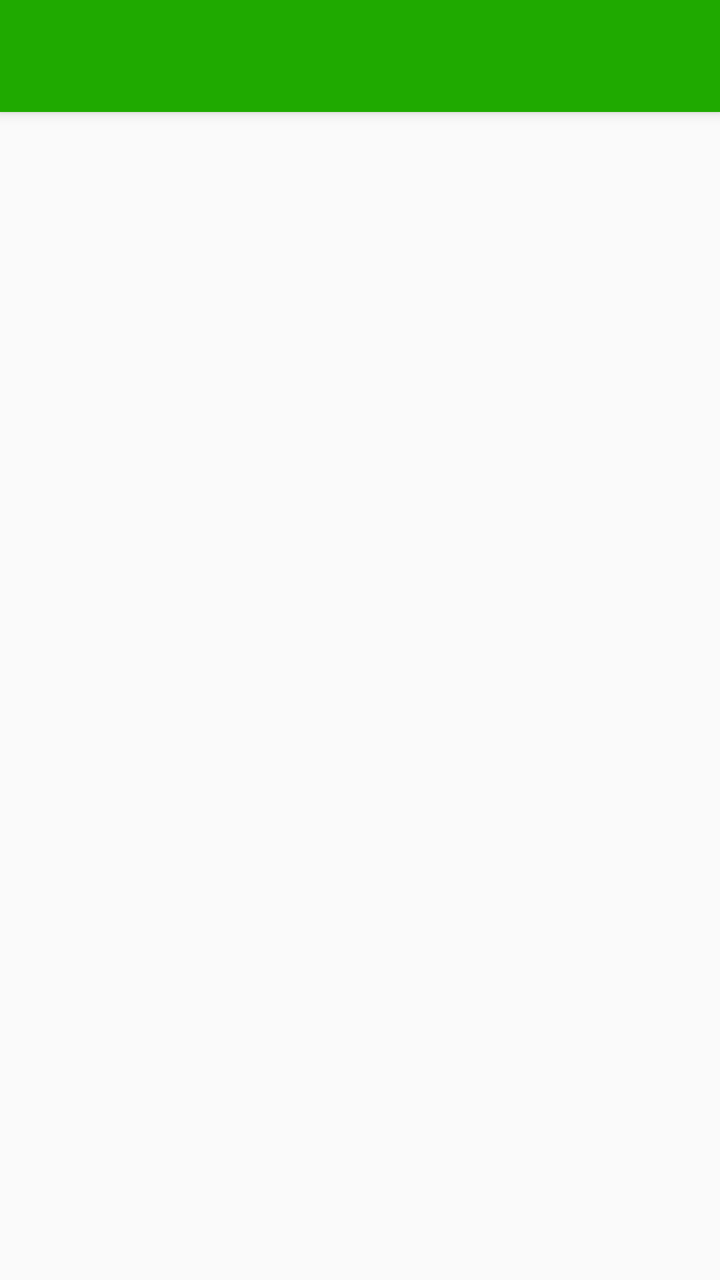
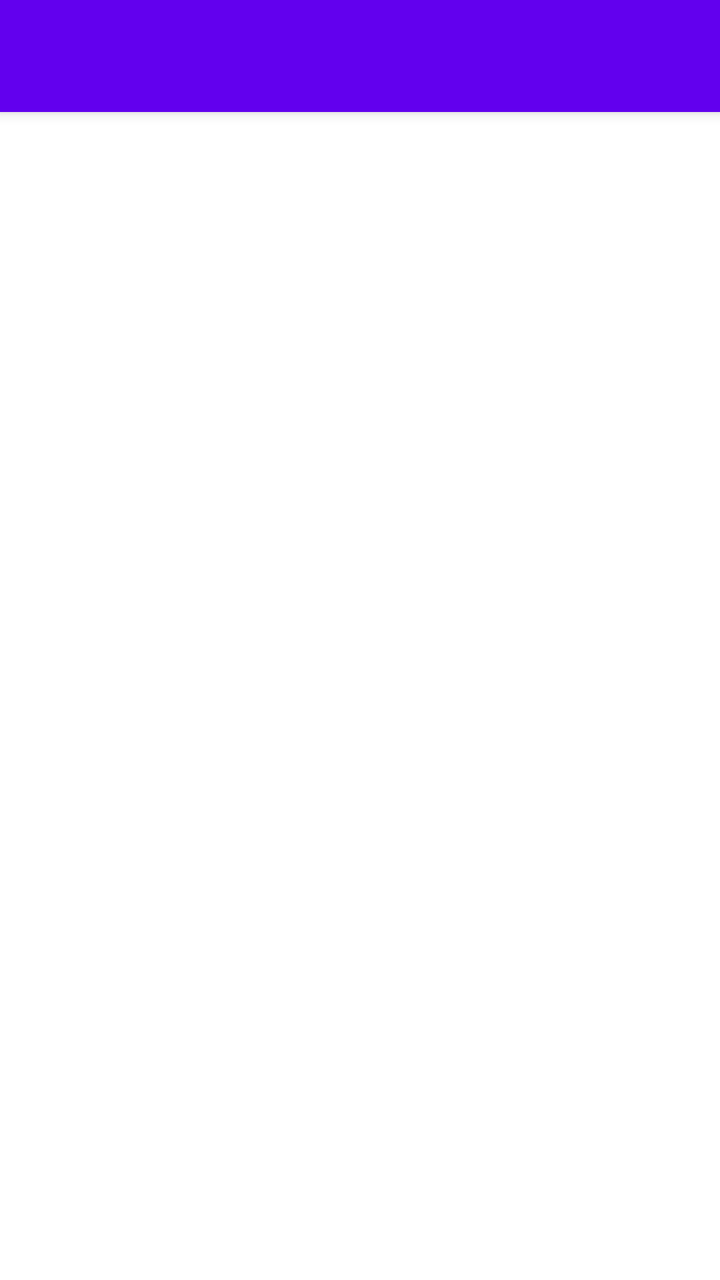

The first picture is an Android layout as it rendered before a commit; the second is the same layout after the commit. The layout source and the unified diff follow.
<!-- AndroidManifest.xml: activity theme AppTheme.NoActionBar -->
<!-- res/layout/activity_stockitem_list.xml -->
<?xml version="1.0" encoding="utf-8"?>
<android.support.design.widget.CoordinatorLayout xmlns:android="http://schemas.android.com/apk/res/android"
    xmlns:app="http://schemas.android.com/apk/res-auto"
    xmlns:tools="http://schemas.android.com/tools"
    android:layout_width="match_parent"
    android:layout_height="match_parent"
    android:fitsSystemWindows="true"
    tools:context=".StockItemListActivity">
    <android.support.design.widget.AppBarLayout
        android:id="@+id/app_bar"
        android:layout_width="match_parent"
        android:layout_height="wrap_content"
        android:theme="@style/AppTheme.AppBarOverlay">

        <android.support.v7.widget.Toolbar
            android:id="@+id/toolbar"
            android:layout_width="match_parent"
            android:layout_height="?attr/actionBarSize"
            app:popupTheme="@style/AppTheme.PopupOverlay" />

    </android.support.design.widget.AppBarLayout>

    <FrameLayout
        android:id="@+id/frameLayout"
        android:layout_width="fill_parent"
        android:layout_height="match_parent"
        app:layout_behavior="@string/appbar_scrolling_view_behavior">

        <include layout="@layout/stockitem_list" />
    </FrameLayout>

    <android.support.design.widget.FloatingActionButton
        android:id="@+id/fab"
        android:layout_width="wrap_content"
        android:layout_height="wrap_content"
        android:layout_gravity="bottom|end"
        android:backgroundTint="@color/colorPrimary"
        android:layout_margin="@dimen/fab_margin"
        app:srcCompat="@drawable/ic_work_white_24dp"
        android:visibility="gone"
        />
</android.support.design.widget.CoordinatorLayout>
<!-- res/layout/stockitem_list.xml (included above) -->
<?xml version="1.0" encoding="utf-8"?>
<android.support.v7.widget.RecyclerView xmlns:android="http://schemas.android.com/apk/res/android"
    xmlns:app="http://schemas.android.com/apk/res-auto"
    xmlns:tools="http://schemas.android.com/tools"
    android:id="@+id/stockitem_list"
    android:name="invest.com.swapp.StockItemListFragment"
    android:layout_width="match_parent"
    android:layout_height="match_parent"
    android:layout_marginLeft="0dp"
    android:layout_marginRight="0dp"
    app:layoutManager="LinearLayoutManager"
    tools:context=".StockItemListActivity"
    tools:listitem="@layout/stockitem_list_content" />
<!-- res/layout/stockitem_list_content.xml (included above) -->
<?xml version="1.0" encoding="utf-8"?>
<android.support.v7.widget.CardView xmlns:android="http://schemas.android.com/apk/res/android"
    android:layout_width="match_parent"
    android:padding="10dp"
    android:layout_margin="5dp"
    android:layout_height="wrap_content"
    xmlns:card_view="http://schemas.android.com/apk/res-auto"
    card_view:cardCornerRadius="4dp"
    card_view:cardElevation="@dimen/activity_horizontal_margin"
    >
<RelativeLayout
    android:layout_width="match_parent"
    android:layout_height="wrap_content">
        <ImageView
            android:layout_width="10dp"
            android:layout_height="10dp"
            android:src="@drawable/sort_up"
            android:id="@+id/indicator"
            android:layout_marginTop="10dp"
            android:layout_marginLeft="10dp"
            android:layout_marginRight="10dp"
            />
        <LinearLayout
            android:layout_width="wrap_content"
            android:layout_height="wrap_content"
            android:orientation="vertical"
            android:layout_toRightOf="@id/indicator"
            android:paddingTop="10dp"
            android:paddingBottom="10dp"
            >
             <TextView
                    android:id="@+id/id_text"
                    android:layout_width="wrap_content"
                    android:layout_height="wrap_content"
                    android:text="Name"
                    android:textAppearance="?attr/textAppearanceListItem"
                    android:layout_marginBottom="5dp"
                    android:textColor="#000"
                    android:textStyle="bold"
                 />
            <TextView
                    android:id="@+id/content"
                    android:layout_width="wrap_content"
                    android:layout_height="wrap_content"
                    android:text="symbol"
                    android:textColor="#424242"
                    />
        </LinearLayout>
        <LinearLayout
            android:layout_width="wrap_content"
            android:layout_height="wrap_content"
            android:orientation="vertical"
            android:layout_alignParentRight="true"
            android:layout_marginRight="15dp"
            android:layout_marginTop="10dp"
            android:gravity="right"
            >
            <TextView
                android:id="@+id/percent"
                android:layout_width="wrap_content"
                android:layout_height="wrap_content"
                android:text="percent"
                android:textColor="#424242"
                android:layout_marginBottom="5dp"
                />
            <RelativeLayout
                android:layout_width="wrap_content"
                android:layout_height="wrap_content">

                <TextView
                    android:layout_width="wrap_content"
                    android:layout_height="wrap_content"
                    android:id="@+id/tv_price"
                    android:textColor="#000"
                    style="@style/Base.TextAppearance.AppCompat.Large"
                    android:text="price"
                    android:layout_marginBottom="10dp"
                    />
                <TextView
                    android:layout_width="wrap_content"
                    android:layout_height="wrap_content"
                    android:text="P"
                    android:layout_toLeftOf="@id/tv_price"
                    />
            </RelativeLayout>
        </LinearLayout>

 </RelativeLayout>
</android.support.v7.widget.CardView>
<!-- resources referenced by this layout -->
<resources>
  <color name="colorPrimary">#1faa00</color>
  <dimen name="activity_horizontal_margin">16dp</dimen>
  <dimen name="fab_margin">16dp</dimen>
  <!-- drawable ic_work_white_24dp: png bitmap (drawable-hdpi, 206 bytes) -->
  <!-- drawable sort_up: png bitmap (drawable, 493 bytes) -->
  <style name="AppTheme.AppBarOverlay" parent="ThemeOverlay.AppCompat.Dark.ActionBar" />
  <style name="AppTheme.PopupOverlay" parent="ThemeOverlay.AppCompat.Light" />
  <style name="AppTheme.NoActionBar">
          <item name="windowActionBar">false</item>
          <item name="windowNoTitle">true</item>
      </style>
</resources>

<!-- the commit's change to res/layout/activity_stockitem_list.xml (unified diff, before → after) -->
@@ -1,24 +1,24 @@
 <?xml version="1.0" encoding="utf-8"?>
-<android.support.design.widget.CoordinatorLayout xmlns:android="http://schemas.android.com/apk/res/android"
+<androidx.coordinatorlayout.widget.CoordinatorLayout xmlns:android="http://schemas.android.com/apk/res/android"
     xmlns:app="http://schemas.android.com/apk/res-auto"
     xmlns:tools="http://schemas.android.com/tools"
     android:layout_width="match_parent"
     android:layout_height="match_parent"
     android:fitsSystemWindows="true"
     tools:context=".StockItemListActivity">
-    <android.support.design.widget.AppBarLayout
+    <com.google.android.material.appbar.AppBarLayout
         android:id="@+id/app_bar"
         android:layout_width="match_parent"
         android:layout_height="wrap_content"
         android:theme="@style/AppTheme.AppBarOverlay">
 
-        <android.support.v7.widget.Toolbar
+        <androidx.appcompat.widget.Toolbar
             android:id="@+id/toolbar"
             android:layout_width="match_parent"
             android:layout_height="?attr/actionBarSize"
             app:popupTheme="@style/AppTheme.PopupOverlay" />
 
-    </android.support.design.widget.AppBarLayout>
+    </com.google.android.material.appbar.AppBarLayout>
 
     <FrameLayout
         android:id="@+id/frameLayout"
@@ -29,7 +29,7 @@
         <include layout="@layout/stockitem_list" />
     </FrameLayout>
 
-    <android.support.design.widget.FloatingActionButton
+    <com.google.android.material.floatingactionbutton.FloatingActionButton
         android:id="@+id/fab"
         android:layout_width="wrap_content"
         android:layout_height="wrap_content"
@@ -39,10 +39,10 @@
         app:srcCompat="@drawable/ic_work_white_24dp"
         android:visibility="gone"
         />
-</android.support.design.widget.CoordinatorLayout>
+</androidx.coordinatorlayout.widget.CoordinatorLayout>
 <!-- res/layout/stockitem_list.xml (included above) -->
 <?xml version="1.0" encoding="utf-8"?>
-<android.support.v7.widget.RecyclerView xmlns:android="http://schemas.android.com/apk/res/android"
+<androidx.recyclerview.widget.RecyclerView xmlns:android="http://schemas.android.com/apk/res/android"
     xmlns:app="http://schemas.android.com/apk/res-auto"
     xmlns:tools="http://schemas.android.com/tools"
     android:id="@+id/stockitem_list"
@@ -56,7 +56,7 @@
     tools:listitem="@layout/stockitem_list_content" />
 <!-- res/layout/stockitem_list_content.xml (included above) -->
 <?xml version="1.0" encoding="utf-8"?>
-<android.support.v7.widget.CardView xmlns:android="http://schemas.android.com/apk/res/android"
+<androidx.cardview.widget.CardView xmlns:android="http://schemas.android.com/apk/res/android"
     android:layout_width="match_parent"
     android:padding="10dp"
     android:layout_margin="5dp"
@@ -143,4 +143,4 @@
         </LinearLayout>
 
  </RelativeLayout>
-</android.support.v7.widget.CardView>
+</androidx.cardview.widget.CardView>
<!-- resource entries referenced after the edit -->
@@ -1,11 +1,13 @@
 <!-- resources referenced by this layout -->
 <resources>
-  <color name="colorPrimary">#1faa00</color>
+  <color name="colorPrimary">#008b00</color>
   <dimen name="activity_horizontal_margin">16dp</dimen>
   <dimen name="fab_margin">16dp</dimen>
   <!-- drawable ic_work_white_24dp: png bitmap (drawable-hdpi, 206 bytes) -->
   <!-- drawable sort_up: png bitmap (drawable, 493 bytes) -->
-  <style name="AppTheme.AppBarOverlay" parent="ThemeOverlay.AppCompat.Dark.ActionBar" />
+  <style name="AppTheme.AppBarOverlay" parent="ThemeOverlay.AppCompat.Dark.ActionBar">
+  
+      </style>
   <style name="AppTheme.PopupOverlay" parent="ThemeOverlay.AppCompat.Light" />
   <style name="AppTheme.NoActionBar">
           <item name="windowActionBar">false</item>
